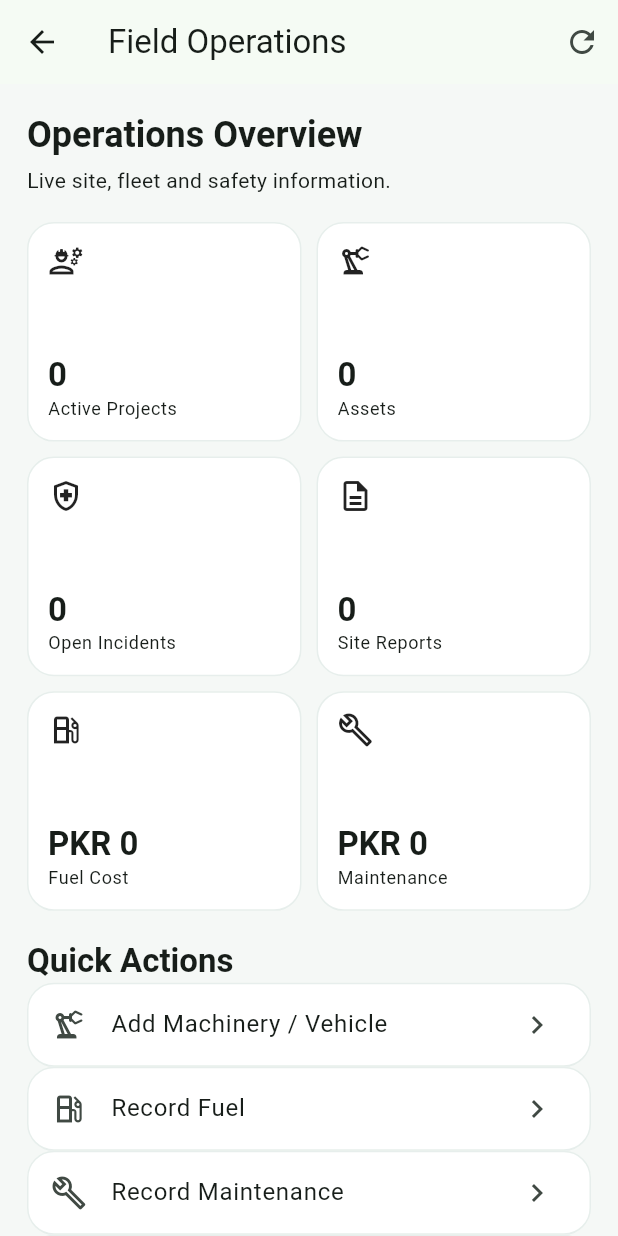
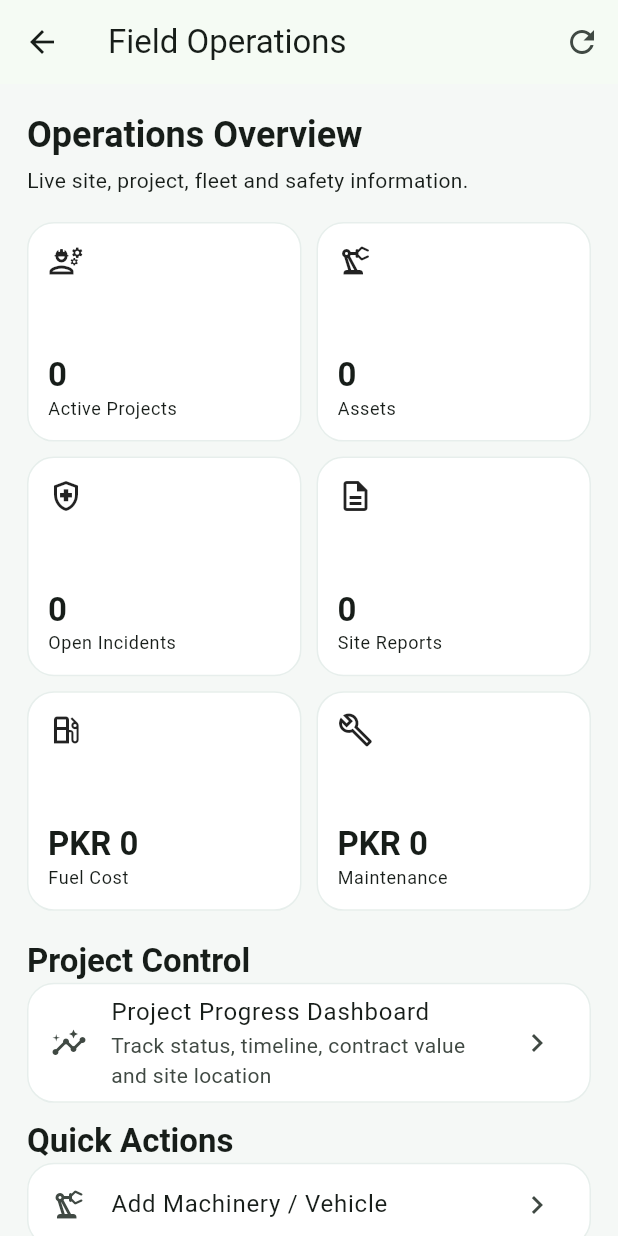
Before and after one commit to choudrymnouman-cell/Choudhary-Sons, a Flutter app: the FieldOperationsScreen screen opened directly with empty values, on a phone screen of 412 x 824 dp. Run offline on Flutter 3.47's test engine with Material 3 defaults, Android fonts, the phone set to English and light mode, and no system bars; our stand-ins replace file_picker, supabase_flutter; accounts and stored records are empty.

Commit message:
feat: connect project progress to field operations

```diff
--- a/mobile/lib/screens/field_operations_screen.dart
+++ b/mobile/lib/screens/field_operations_screen.dart
@@ -2,6 +2,7 @@ import 'package:flutter/material.dart';
 
 import '../services/api_service.dart';
 import 'operations_create_forms.dart';
+import 'project_progress_screen.dart';
 
 class FieldOperationsScreen extends StatefulWidget {
   const FieldOperationsScreen({super.key, required this.session});
@@ -40,6 +41,8 @@ class _FieldOperationsScreenState extends State<FieldOperationsScreen> {
     if (changed == true) _load();
   }
 
+  void _openProgress() => Navigator.of(context).push(MaterialPageRoute(builder: (_) => ProjectProgressScreen(session: widget.session)));
+
   String _money(dynamic value) {
     final amount = value is num ? value.toDouble() : double.tryParse('$value') ?? 0;
     return 'PKR ${amount.toStringAsFixed(0)}';
@@ -56,7 +59,7 @@ class _FieldOperationsScreenState extends State<FieldOperationsScreen> {
           children: [
             Text('Operations Overview', style: Theme.of(context).textTheme.headlineSmall?.copyWith(fontWeight: FontWeight.bold)),
             const SizedBox(height: 4),
-            const Text('Live site, fleet and safety information.'),
+            const Text('Live site, project, fleet and safety information.'),
             const SizedBox(height: 18),
             GridView.count(crossAxisCount: 2, shrinkWrap: true, physics: const NeverScrollableScrollPhysics(), crossAxisSpacing: 10, mainAxisSpacing: 10, childAspectRatio: 1.25, children: [
               _MetricCard(label: 'Active Projects', value: '${_kpis['active_projects'] ?? 0}', icon: Icons.engineering_outlined),
@@ -67,6 +70,9 @@ class _FieldOperationsScreenState extends State<FieldOperationsScreen> {
               _MetricCard(label: 'Maintenance', value: _money(_assetCosts['maintenance_cost']), icon: Icons.build_outlined),
             ]),
             const SizedBox(height: 20),
+            Text('Project Control', style: Theme.of(context).textTheme.titleLarge?.copyWith(fontWeight: FontWeight.bold)),
+            _ActionTile(icon: Icons.insights_outlined, title: 'Project Progress Dashboard', subtitle: 'Track status, timeline, contract value and site location', onTap: _openProgress),
+            const SizedBox(height: 12),
             Text('Quick Actions', style: Theme.of(context).textTheme.titleLarge?.copyWith(fontWeight: FontWeight.bold)),
             _ActionTile(icon: Icons.precision_manufacturing_outlined, title: 'Add Machinery / Vehicle', onTap: () => _open('Asset')),
             _ActionTile(icon: Icons.local_gas_station_outlined, title: 'Record Fuel', onTap: () => _open('Fuel Log')),
@@ -95,8 +101,8 @@ class _MetricCard extends StatelessWidget {
 }
 
 class _ActionTile extends StatelessWidget {
-  const _ActionTile({required this.icon, required this.title, required this.onTap});
-  final IconData icon; final String title; final VoidCallback onTap;
+  const _ActionTile({required this.icon, required this.title, required this.onTap, this.subtitle});
+  final IconData icon; final String title; final String? subtitle; final VoidCallback onTap;
   @override
-  Widget build(BuildContext context) => Card(child: ListTile(leading: Icon(icon), title: Text(title), trailing: const Icon(Icons.chevron_right), onTap: onTap));
+  Widget build(BuildContext context) => Card(child: ListTile(leading: Icon(icon), title: Text(title), subtitle: subtitle == null ? null : Text(subtitle!), trailing: const Icon(Icons.chevron_right), onTap: onTap));
 }
```
